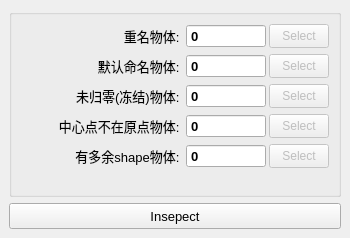
Before: the Qt Designer form core/MDL/inspectScene/inspectScene.ui in zclongpop123/MPToolkit, drawn with Qt 5.
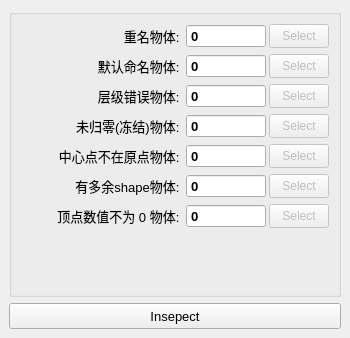
After: the same form once the commit is applied.

Commit message:
update inspect Tool...
添加检查层级问题和顶点数值信息问题。

```diff
--- a/core/MDL/inspectScene/inspectScene.ui
+++ b/core/MDL/inspectScene/inspectScene.ui
@@ -7,7 +7,7 @@
     <x>0</x>
     <y>0</y>
     <width>350</width>
-    <height>238</height>
+    <height>338</height>
    </rect>
   </property>
   <property name="minimumSize">
@@ -219,6 +219,99 @@
          </item>
         </layout>
        </item>
+       <item>
+        <layout class="QHBoxLayout" name="horizontalLayout_7">
+         <property name="spacing">
+          <number>3</number>
+         </property>
+         <item>
+          <widget class="QLabel" name="labDuplicatesnames_3">
+           <property name="font">
+            <font>
+             <pointsize>10</pointsize>
+             <weight>50</weight>
+             <bold>false</bold>
+            </font>
+           </property>
+           <property name="layoutDirection">
+            <enum>Qt::RightToLeft</enum>
+           </property>
+           <property name="text">
+            <string>层级错误物体: </string>
+           </property>
+           <property name="alignment">
+            <set>Qt::AlignRight|Qt::AlignTrailing|Qt::AlignVCenter</set>
+           </property>
+          </widget>
+         </item>
+         <item>
+          <widget class="QSpinBox" name="fld_hierarchyError">
+           <property name="minimumSize">
+            <size>
+             <width>80</width>
+             <height>24</height>
+            </size>
+           </property>
+           <property name="maximumSize">
+            <size>
+             <width>80</width>
+             <height>24</height>
+            </size>
+           </property>
+           <property name="font">
+            <font>
+             <pointsize>10</pointsize>
+             <weight>75</weight>
+             <bold>true</bold>
+            </font>
+           </property>
+           <property name="layoutDirection">
+            <enum>Qt::RightToLeft</enum>
+           </property>
+           <property name="readOnly">
+            <bool>true</bool>
+           </property>
+           <property name="buttonSymbols">
+            <enum>QAbstractSpinBox::NoButtons</enum>
+           </property>
+           <property name="maximum">
+            <number>999999999</number>
+           </property>
+          </widget>
+         </item>
+         <item>
+          <widget class="QPushButton" name="btn_hierarchyError">
+           <property name="enabled">
+            <bool>false</bool>
+           </property>
+           <property name="minimumSize">
+            <size>
+             <width>60</width>
+             <height>24</height>
+            </size>
+           </property>
+           <property name="maximumSize">
+            <size>
+             <width>60</width>
+             <height>24</height>
+            </size>
+           </property>
+           <property name="font">
+            <font>
+             <weight>50</weight>
+             <bold>false</bold>
+            </font>
+           </property>
+           <property name="layoutDirection">
+            <enum>Qt::LeftToRight</enum>
+           </property>
+           <property name="text">
+            <string>Select</string>
+           </property>
+          </widget>
+         </item>
+        </layout>
+       </item>
        <item>
         <layout class="QHBoxLayout" name="horizontalLayout_2">
          <property name="spacing">
@@ -489,6 +582,96 @@
          </item>
         </layout>
        </item>
+       <item>
+        <layout class="QHBoxLayout" name="horizontalLayout_6">
+         <property name="spacing">
+          <number>3</number>
+         </property>
+         <item>
+          <widget class="QLabel" name="labDuplicatesShapes_2">
+           <property name="font">
+            <font>
+             <pointsize>10</pointsize>
+             <weight>50</weight>
+             <bold>false</bold>
+            </font>
+           </property>
+           <property name="text">
+            <string>顶点数值不为 0 物体: </string>
+           </property>
+           <property name="alignment">
+            <set>Qt::AlignRight|Qt::AlignTrailing|Qt::AlignVCenter</set>
+           </property>
+          </widget>
+         </item>
+         <item>
+          <widget class="QSpinBox" name="fld_vertexError">
+           <property name="minimumSize">
+            <size>
+             <width>80</width>
+             <height>24</height>
+            </size>
+           </property>
+           <property name="maximumSize">
+            <size>
+             <width>80</width>
+             <height>24</height>
+            </size>
+           </property>
+           <property name="font">
+            <font>
+             <pointsize>10</pointsize>
+             <weight>75</weight>
+             <bold>true</bold>
+            </font>
+           </property>
+           <property name="layoutDirection">
+            <enum>Qt::RightToLeft</enum>
+           </property>
+           <property name="readOnly">
+            <bool>true</bool>
+           </property>
+           <property name="buttonSymbols">
+            <enum>QAbstractSpinBox::NoButtons</enum>
+           </property>
+           <property name="maximum">
+            <number>999999999</number>
+           </property>
+          </widget>
+         </item>
+         <item>
+          <widget class="QPushButton" name="btn_vertexError">
+           <property name="enabled">
+            <bool>false</bool>
+           </property>
+           <property name="minimumSize">
+            <size>
+             <width>60</width>
+             <height>24</height>
+            </size>
+           </property>
+           <property name="maximumSize">
+            <size>
+             <width>60</width>
+             <height>24</height>
+            </size>
+           </property>
+           <property name="font">
+            <font>
+             <weight>50</weight>
+             <bold>false</bold>
+            </font>
+           </property>
+           <property name="layoutDirection">
+            <enum>Qt::LeftToRight</enum>
+           </property>
+           <property name="text">
+            <string>Select</string>
+           </property>
+          </widget>
+         </item>
+        </layout>
+       </item>
        <item>
         <spacer name="verticalSpacer">
          <property name="orientation">
```
The commit also changes 1 other file.
